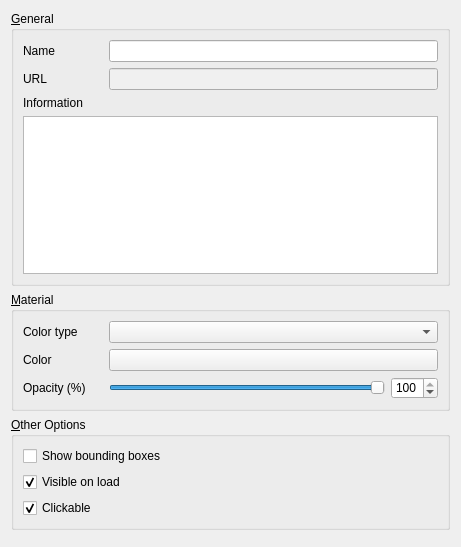
Before: the Qt Designer form ui/pcproperties.ui in minorua/Qgis2threejs, drawn with Qt 5.
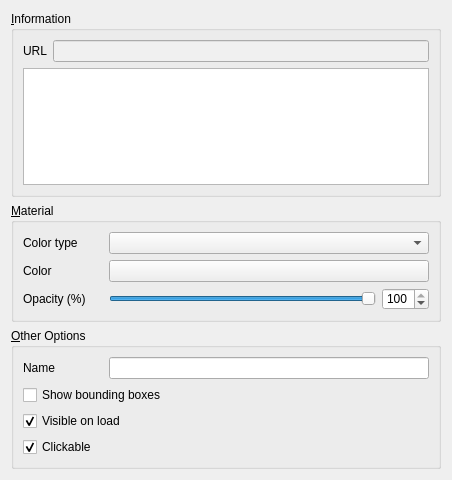
After: the same form once the commit is applied. Custom widgets are drawn as their Qt base class.

Commit message: ui: scene, DEM and vector property pages have tabs at the left

Diff of the .ui file:
```diff
--- a/ui/pcproperties.ui
+++ b/ui/pcproperties.ui
@@ -6,8 +6,8 @@
    <rect>
     <x>0</x>
     <y>0</y>
-    <width>461</width>
-    <height>547</height>
+    <width>452</width>
+    <height>480</height>
    </rect>
   </property>
   <property name="windowTitle">
@@ -17,25 +17,16 @@
    <item>
     <widget class="QGroupBox" name="groupBox">
      <property name="title">
-      <string>&amp;General</string>
+      <string>&amp;Information</string>
      </property>
      <layout class="QGridLayout" name="gridLayout_2">
-      <item row="0" column="0">
-       <widget class="QLabel" name="label">
-        <property name="minimumSize">
-         <size>
-          <width>80</width>
-          <height>0</height>
-         </size>
-        </property>
+      <item row="1" column="0">
+       <widget class="QLabel" name="label_3">
         <property name="text">
-         <string>Name</string>
+         <string>URL</string>
         </property>
        </widget>
       </item>
-      <item row="0" column="1">
-       <widget class="QLineEdit" name="lineEdit_Name"/>
-      </item>
       <item row="1" column="1">
        <widget class="QLineEdit" name="url">
         <property name="styleSheet">
@@ -46,14 +37,7 @@
         </property>
        </widget>
       </item>
-      <item row="1" column="0">
-       <widget class="QLabel" name="label_3">
-        <property name="text">
-         <string>URL</string>
-        </property>
-       </widget>
-      </item>
-      <item row="3" column="0" colspan="2">
+      <item row="2" column="0" colspan="2">
        <widget class="QTextBrowser" name="textBrowser">
         <property name="sizePolicy">
          <sizepolicy hsizetype="Expanding" vsizetype="Minimum">
@@ -69,13 +53,6 @@
         </property>
        </widget>
       </item>
-      <item row="2" column="0" colspan="2">
-       <widget class="QLabel" name="label_2">
-        <property name="text">
-         <string>Information</string>
-        </property>
-       </widget>
-      </item>
      </layout>
     </widget>
    </item>
@@ -192,15 +169,31 @@
      <property name="title">
       <string>&amp;Other Options</string>
      </property>
-     <layout class="QVBoxLayout" name="verticalLayout_3">
-      <item>
+     <layout class="QGridLayout" name="gridLayout_3">
+      <item row="0" column="0">
+       <widget class="QLabel" name="label">
+        <property name="minimumSize">
+         <size>
+          <width>80</width>
+          <height>0</height>
+         </size>
+        </property>
+        <property name="text">
+         <string>Name</string>
+        </property>
+       </widget>
+      </item>
+      <item row="0" column="1">
+       <widget class="QLineEdit" name="lineEdit_Name"/>
+      </item>
+      <item row="2" column="0" colspan="2">
        <widget class="QCheckBox" name="checkBox_BoxVisible">
         <property name="text">
          <string>Show bounding boxes</string>
         </property>
        </widget>
       </item>
-      <item>
+      <item row="3" column="0" colspan="2">
        <widget class="QCheckBox" name="checkBox_Visible">
         <property name="text">
          <string>Visible on load</string>
@@ -210,7 +203,7 @@
         </property>
        </widget>
       </item>
-      <item>
+      <item row="4" column="0" colspan="2">
        <widget class="QCheckBox" name="checkBox_Clickable">
         <property name="text">
          <string>Clickable</string>
```
The commit also changes 7 other files.
